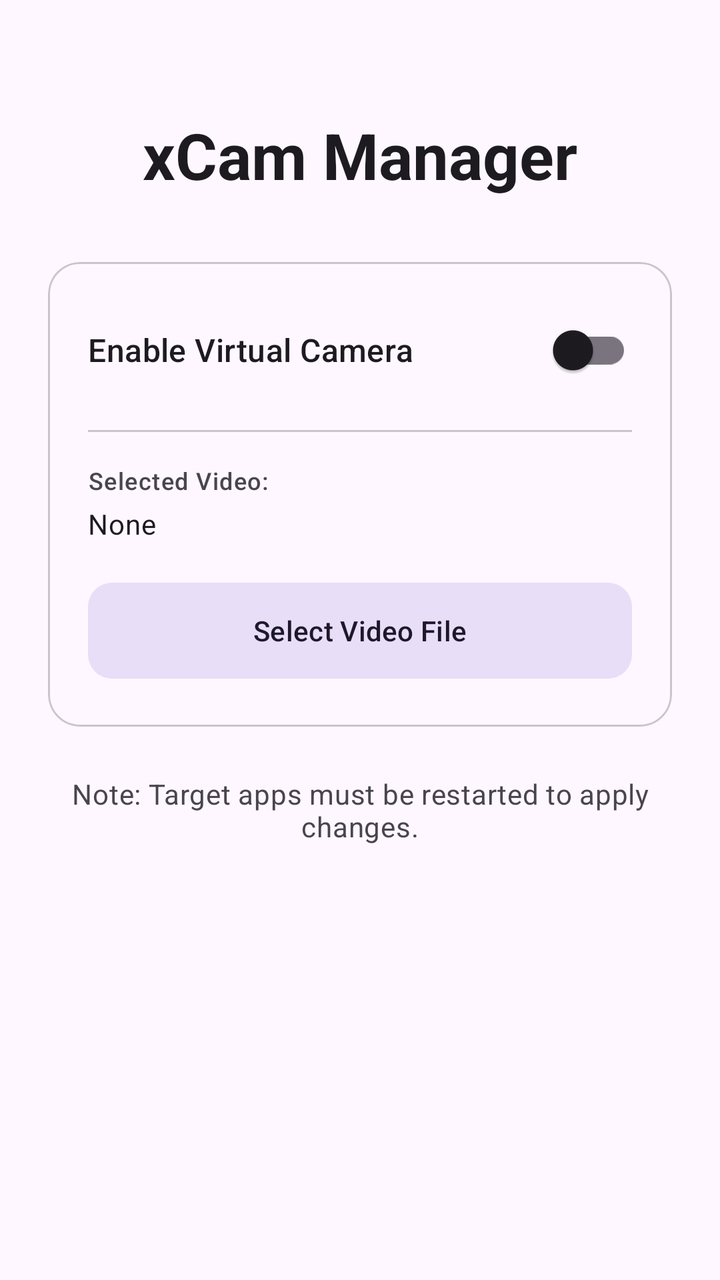
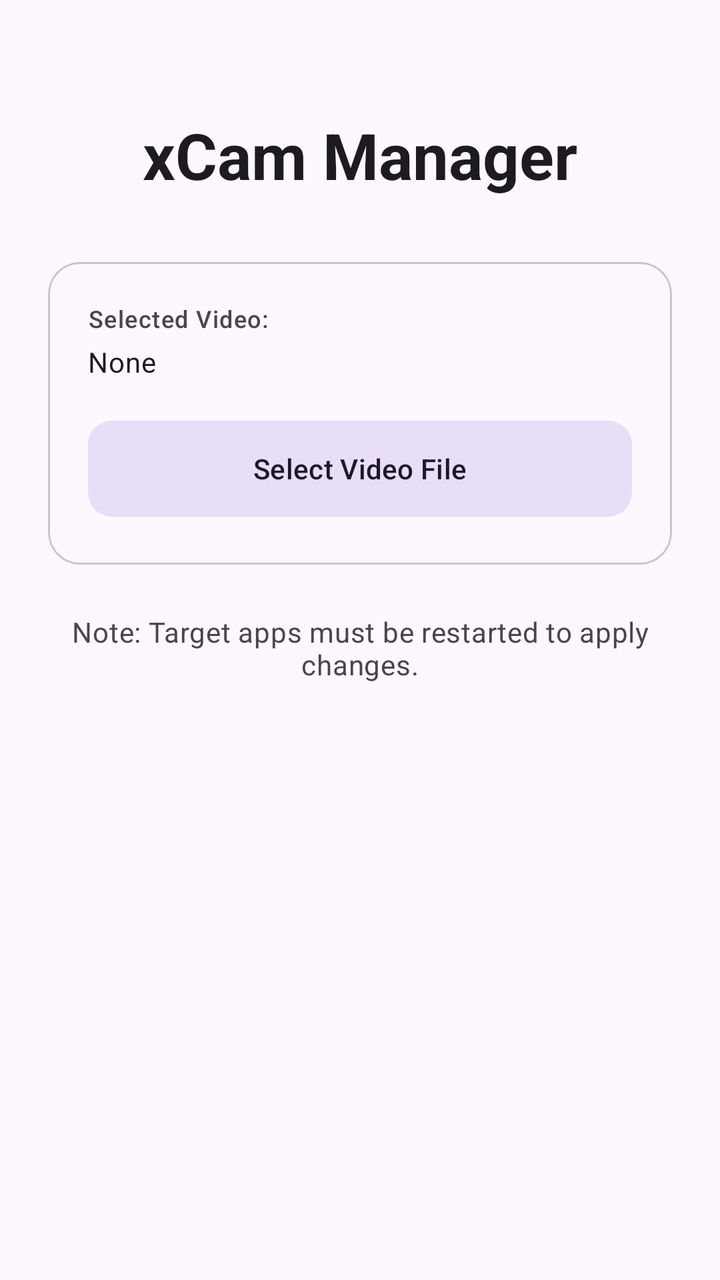

Screens rendered from an Android XML layout before and after an edit, with the pre-edit source and the edit as a unified diff.
<!-- AndroidManifest.xml: application theme Theme.xCam -->
<!-- res/layout/activity_main.xml -->
<?xml version="1.0" encoding="utf-8"?>
<androidx.core.widget.NestedScrollView xmlns:android="http://schemas.android.com/apk/res/android"
    xmlns:app="http://schemas.android.com/apk/res-auto"
    android:layout_width="match_parent"
    android:layout_height="match_parent"
    android:background="?attr/colorSurface">
    <LinearLayout
        android:id="@+id/main"
        android:layout_width="match_parent"
        android:layout_height="wrap_content"
        android:orientation="vertical"
        android:padding="24dp"
        android:gravity="center_horizontal">
        <TextView
            android:id="@+id/tv_title"
            android:layout_width="wrap_content"
            android:layout_height="wrap_content"
            android:layout_marginTop="32dp"
            android:layout_marginBottom="32dp"
            android:text="@string/title_manager"
            android:textAppearance="?attr/textAppearanceHeadlineLarge"
            android:textStyle="bold"
            android:textColor="?attr/colorOnSurface" />
        <com.google.android.material.card.MaterialCardView
            android:id="@+id/card_settings"
            android:layout_width="match_parent"
            android:layout_height="wrap_content"
            android:layout_marginBottom="24dp"
            app:cardCornerRadius="16dp"
            app:cardElevation="0dp"
            app:strokeWidth="1dp"
            app:strokeColor="?attr/colorOutlineVariant">
            <LinearLayout
                android:layout_width="match_parent"
                android:layout_height="wrap_content"
                android:orientation="vertical"
                android:padding="20dp">

                <LinearLayout
                    android:layout_width="match_parent"
                    android:layout_height="wrap_content"
                    android:orientation="horizontal"
                    android:gravity="center_vertical"
                    android:paddingBottom="16dp">
                    <TextView
                        android:layout_width="0dp"
                        android:layout_height="wrap_content"
                        android:layout_weight="1"
                        android:text="@string/label_enable"
                        android:textAppearance="?attr/textAppearanceTitleMedium" />
                    <com.google.android.material.switchmaterial.SwitchMaterial
                        android:id="@+id/switch_enable"
                        android:layout_width="wrap_content"
                        android:layout_height="wrap_content" />
                </LinearLayout>

                <View
                    android:layout_width="match_parent"
                    android:layout_height="1dp"
                    android:background="?attr/colorOutlineVariant"
                    android:layout_marginBottom="16dp" />

                <TextView
                    android:layout_width="wrap_content"
                    android:layout_height="wrap_content"
                    android:text="@string/label_video_path"
                    android:textAppearance="?attr/textAppearanceLabelMedium"
                    android:textColor="?attr/colorOnSurfaceVariant" />

                <TextView
                    android:id="@+id/tv_video_path"
                    android:layout_width="match_parent"
                    android:layout_height="wrap_content"
                    android:layout_marginTop="4dp"
                    android:layout_marginBottom="16dp"
                    android:text="@string/label_none"
                    android:textAppearance="?attr/textAppearanceBodyMedium"
                    android:ellipsize="middle"
                    android:singleLine="true" />

                <com.google.android.material.button.MaterialButton
                    android:id="@+id/btn_select_video"
                    android:layout_width="match_parent"
                    android:layout_height="56dp"
                    android:text="@string/btn_select_video"
                    android:textAllCaps="false"
                    app:cornerRadius="12dp"
                    style="@style/Widget.Material3.Button.TonalButton" />
            </LinearLayout>
        </com.google.android.material.card.MaterialCardView>
        <TextView
            android:id="@+id/tv_note"
            android:layout_width="match_parent"
            android:layout_height="wrap_content"
            android:gravity="center"
            android:text="@string/note_restart"
            android:textAppearance="?attr/textAppearanceBodyMedium"
            android:textColor="?attr/colorOnSurfaceVariant" />
    </LinearLayout>
</androidx.core.widget.NestedScrollView>
<!-- resources referenced by this layout -->
<resources>
  <string name="btn_select_video">Select Video File</string>
  <string name="label_enable">Enable Virtual Camera</string>
  <string name="label_none">None</string>
  <string name="label_video_path">Selected Video:</string>
  <string name="note_restart">Note: Target apps must be restarted to apply changes.</string>
  <string name="title_manager">xCam Manager</string>
  <style name="Theme.xCam" parent="Theme.Material3.DayNight.NoActionBar">
          <item name="colorPrimary">@color/purple_500</item>
          <item name="android:statusBarColor">@android:color/transparent</item>
          <item name="android:navigationBarColor">@android:color/transparent</item>
          <item name="android:windowLightStatusBar">true</item>
          <item name="android:windowLightNavigationBar">true</item>
      </style>
  <color name="purple_500">#FF6200EE</color>
</resources>

<!-- the commit's change to res/layout/activity_main.xml (unified diff, before → after) -->
@@ -35,30 +35,6 @@
                 android:layout_height="wrap_content"
                 android:orientation="vertical"
                 android:padding="20dp">
-
-                <LinearLayout
-                    android:layout_width="match_parent"
-                    android:layout_height="wrap_content"
-                    android:orientation="horizontal"
-                    android:gravity="center_vertical"
-                    android:paddingBottom="16dp">
-                    <TextView
-                        android:layout_width="0dp"
-                        android:layout_height="wrap_content"
-                        android:layout_weight="1"
-                        android:text="@string/label_enable"
-                        android:textAppearance="?attr/textAppearanceTitleMedium" />
-                    <com.google.android.material.switchmaterial.SwitchMaterial
-                        android:id="@+id/switch_enable"
-                        android:layout_width="wrap_content"
-                        android:layout_height="wrap_content" />
-                </LinearLayout>
-
-                <View
-                    android:layout_width="match_parent"
-                    android:layout_height="1dp"
-                    android:background="?attr/colorOutlineVariant"
-                    android:layout_marginBottom="16dp" />
 
                 <TextView
                     android:layout_width="wrap_content"
<!-- resource entries referenced after the edit -->
@@ -1,7 +1,6 @@
 <!-- resources referenced by this layout -->
 <resources>
   <string name="btn_select_video">Select Video File</string>
-  <string name="label_enable">Enable Virtual Camera</string>
   <string name="label_none">None</string>
   <string name="label_video_path">Selected Video:</string>
   <string name="note_restart">Note: Target apps must be restarted to apply changes.</string>
